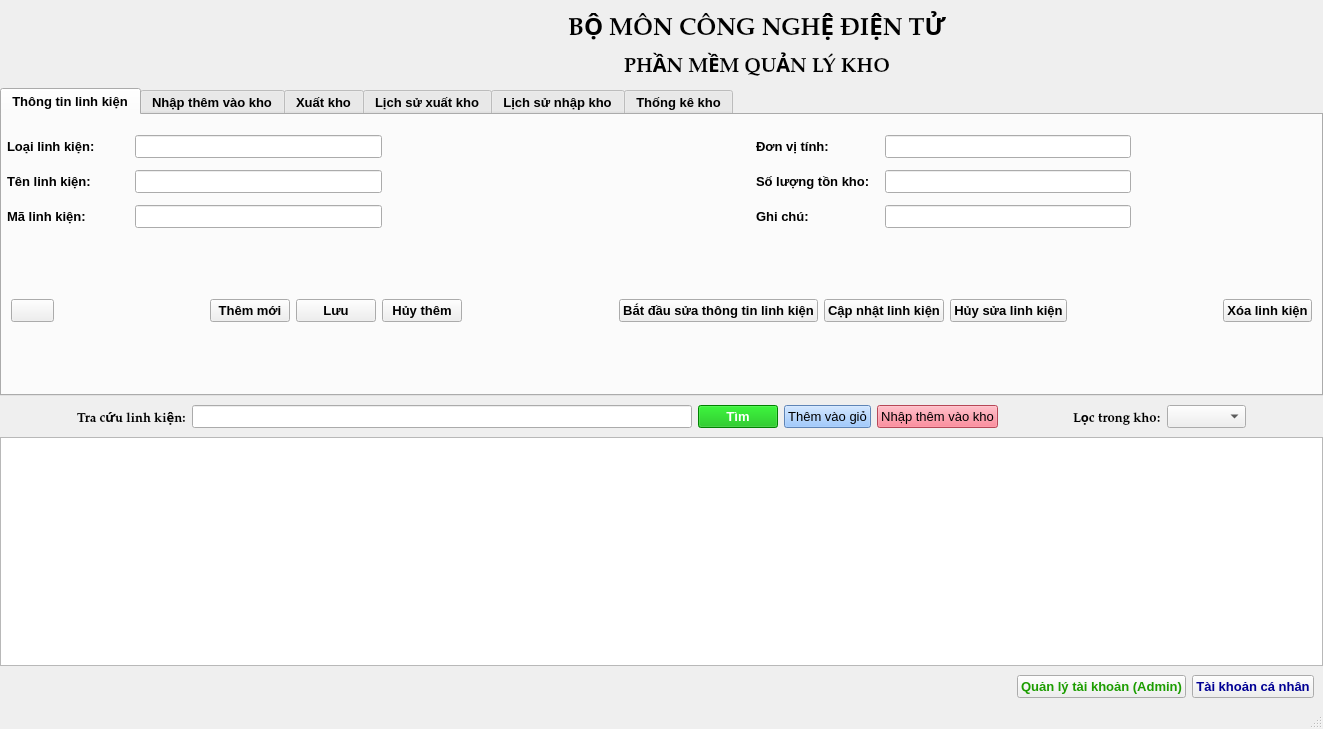
First picture: the form in NhapXuatKho_CNDT/mainwindow.ui, repository ngockhang2017/NhapXuatKho_CNDT, before the edit.
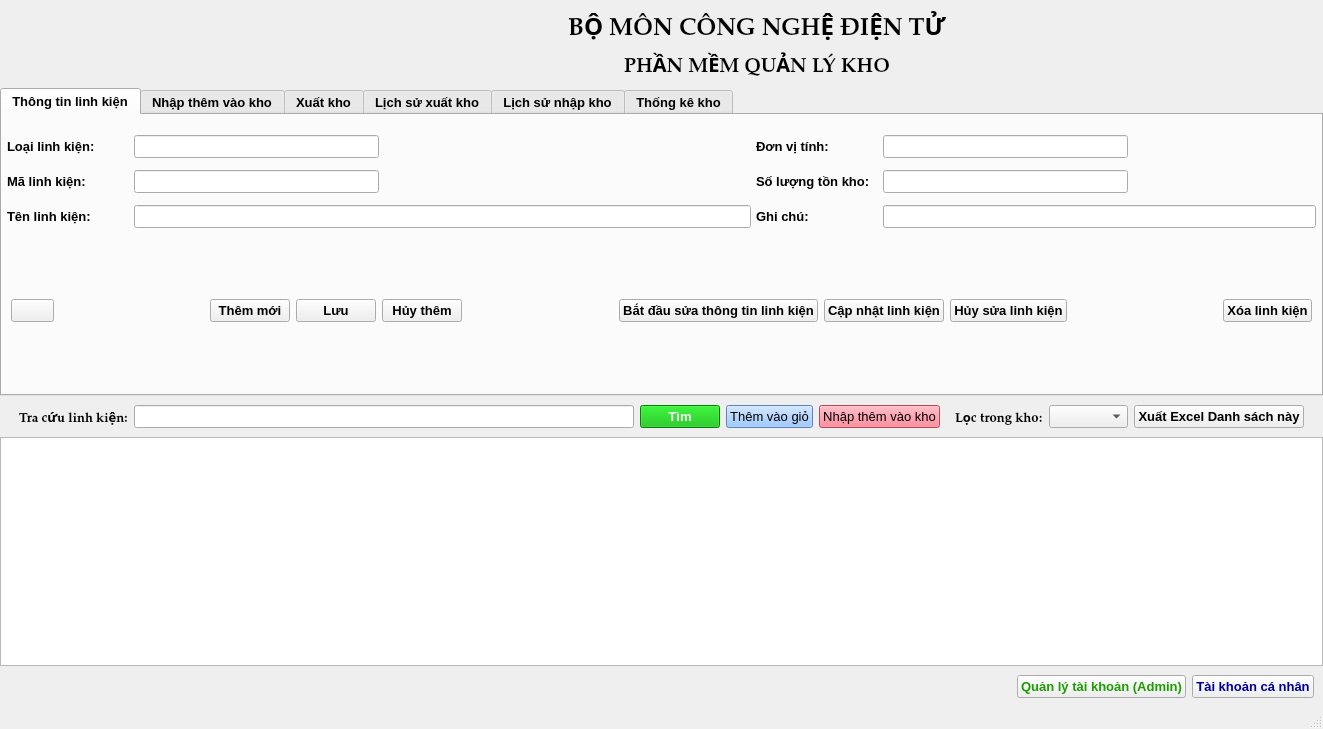
Second picture: the form after the edit. The open tabs and pages were chosen to show the change. Icons and pictures are not drawn.

Diff of the .ui file:
```diff
--- a/NhapXuatKho_CNDT/mainwindow.ui
+++ b/NhapXuatKho_CNDT/mainwindow.ui
@@ -159,7 +159,7 @@
           <attribute name="title">
            <string>Thông tin linh kiện</string>
           </attribute>
-          <layout class="QVBoxLayout" name="verticalLayout_5" stretch="5,1">
+          <layout class="QVBoxLayout" name="verticalLayout_5" stretch="0,1">
            <property name="spacing">
             <number>0</number>
            </property>
@@ -189,20 +189,14 @@
              <property name="verticalSpacing">
               <number>12</number>
              </property>
-             <item row="1" column="0">
+             <item row="2" column="0">
               <widget class="QLabel" name="label_12">
                <property name="text">
-                <string>Tên linh kiện:</string>
+                <string>Mã linh kiện:</string>
                </property>
               </widget>
              </item>
-             <item row="1" column="1">
-              <widget class="QLineEdit" name="lineEdit_TenLK"/>
-             </item>
-             <item row="0" column="4">
-              <widget class="QLineEdit" name="lineEdit_DV"/>
-             </item>
-             <item row="1" column="2">
+             <item row="2" column="2">
               <spacer name="horizontalSpacer_10">
                <property name="orientation">
                 <enum>Qt::Horizontal</enum>
@@ -215,15 +209,34 @@
                </property>
               </spacer>
              </item>
-             <item row="1" column="3">
+             <item row="2" column="3">
               <widget class="QLabel" name="label_13">
                <property name="text">
                 <string>Số lượng tồn kho:</string>
                </property>
               </widget>
              </item>
-             <item row="2" column="4">
-              <widget class="QLineEdit" name="lineEdit_ghichu"/>
+             <item row="0" column="4">
+              <widget class="QLineEdit" name="lineEdit_DV"/>
+             </item>
+             <item row="0" column="1">
+              <widget class="QLineEdit" name="lineEdit_loaiLK"/>
+             </item>
+             <item row="4" column="4" colspan="2">
+              <widget class="QLineEdit" name="lineEdit_ghichu">
+               <property name="sizePolicy">
+                <sizepolicy hsizetype="Expanding" vsizetype="Fixed">
+                 <horstretch>100</horstretch>
+                 <verstretch>100</verstretch>
+                </sizepolicy>
+               </property>
+               <property name="minimumSize">
+                <size>
+                 <width>100</width>
+                 <height>0</height>
+                </size>
+               </property>
+              </widget>
              </item>
              <item row="0" column="3">
               <widget class="QLabel" name="label_10">
@@ -232,12 +245,18 @@
                </property>
               </widget>
              </item>
-             <item row="2" column="0">
-              <widget class="QLabel" name="label_14">
-               <property name="text">
-                <string>Mã linh kiện:</string>
+             <item row="0" column="5">
+              <spacer name="horizontalSpacer_17">
+               <property name="orientation">
+                <enum>Qt::Horizontal</enum>
                </property>
-              </widget>
+               <property name="sizeHint" stdset="0">
+                <size>
+                 <width>30</width>
+                 <height>20</height>
+                </size>
+               </property>
+              </spacer>
              </item>
              <item row="0" column="0">
               <widget class="QLabel" name="label_11">
@@ -246,44 +265,19 @@
                </property>
               </widget>
              </item>
-             <item row="2" column="2">
-              <spacer name="horizontalSpacer_11">
-               <property name="orientation">
-                <enum>Qt::Horizontal</enum>
-               </property>
-               <property name="sizeHint" stdset="0">
-                <size>
-                 <width>40</width>
-                 <height>20</height>
-                </size>
-               </property>
-              </spacer>
-             </item>
-             <item row="2" column="1">
-              <widget class="QLineEdit" name="lineEdit_MaLK"/>
-             </item>
-             <item row="2" column="3">
+             <item row="4" column="3">
               <widget class="QLabel" name="label_15">
                <property name="text">
                 <string>Ghi chú:</string>
                </property>
               </widget>
              </item>
-             <item row="1" column="4">
-              <widget class="QLineEdit" name="lineEdit_SoLuong"/>
-             </item>
-             <item row="0" column="5">
-              <spacer name="horizontalSpacer_17">
-               <property name="orientation">
-                <enum>Qt::Horizontal</enum>
+             <item row="4" column="0">
+              <widget class="QLabel" name="label_14">
+               <property name="text">
+                <string>Tên linh kiện:</string>
                </property>
-               <property name="sizeHint" stdset="0">
-                <size>
-                 <width>30</width>
-                 <height>20</height>
-                </size>
-               </property>
-              </spacer>
+              </widget>
              </item>
              <item row="0" column="2">
               <spacer name="horizontalSpacer_9">
@@ -298,8 +292,14 @@
                </property>
               </spacer>
              </item>
-             <item row="0" column="1">
-              <widget class="QLineEdit" name="lineEdit_loaiLK"/>
+             <item row="2" column="4">
+              <widget class="QLineEdit" name="lineEdit_SoLuong"/>
+             </item>
+             <item row="2" column="1">
+              <widget class="QLineEdit" name="lineEdit_MaLK"/>
+             </item>
+             <item row="4" column="1" colspan="2">
+              <widget class="QLineEdit" name="lineEdit_TenLK"/>
              </item>
             </layout>
            </item>
@@ -1385,6 +1385,20 @@
                </property>
               </widget>
              </item>
+             <item>
+              <widget class="QPushButton" name="pushButton_xuatfile_dshientai">
+               <property name="font">
+                <font>
+                 <pointsize>10</pointsize>
+                 <weight>75</weight>
+                 <bold>true</bold>
+                </font>
+               </property>
+               <property name="text">
+                <string>Xuất Excel Danh sách này</string>
+               </property>
+              </widget>
+             </item>
              <item>
               <spacer name="horizontalSpacer_3">
                <property name="orientation">
```
Left out of the diff: 77 changed lines with no effect on the pictures.
